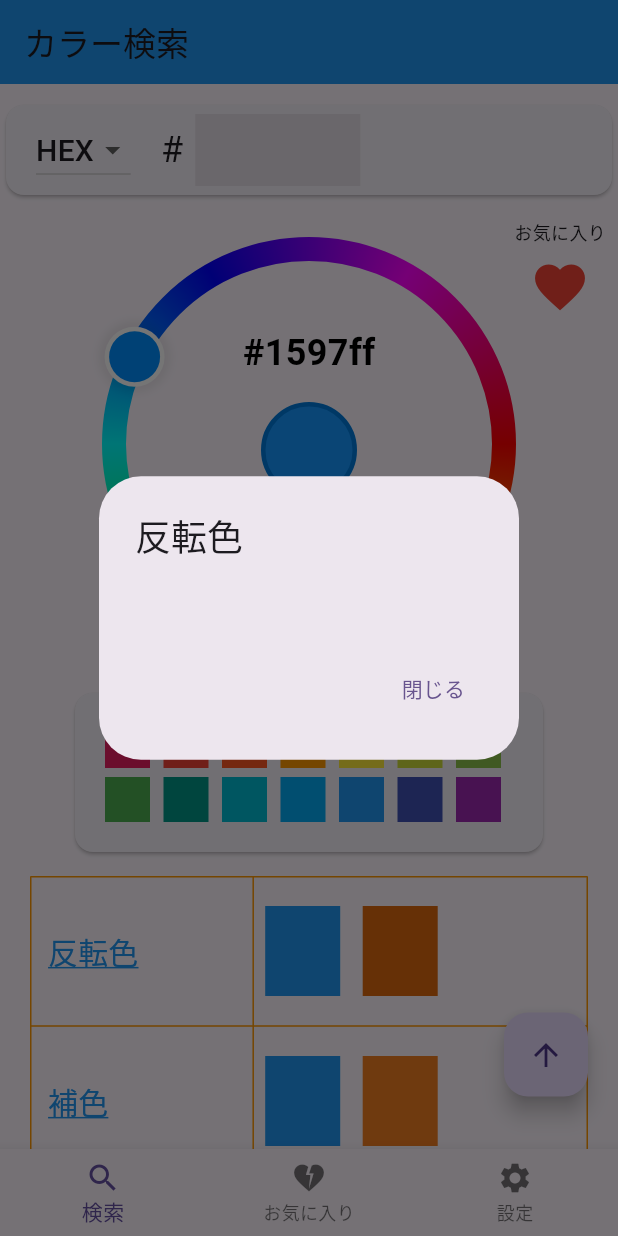
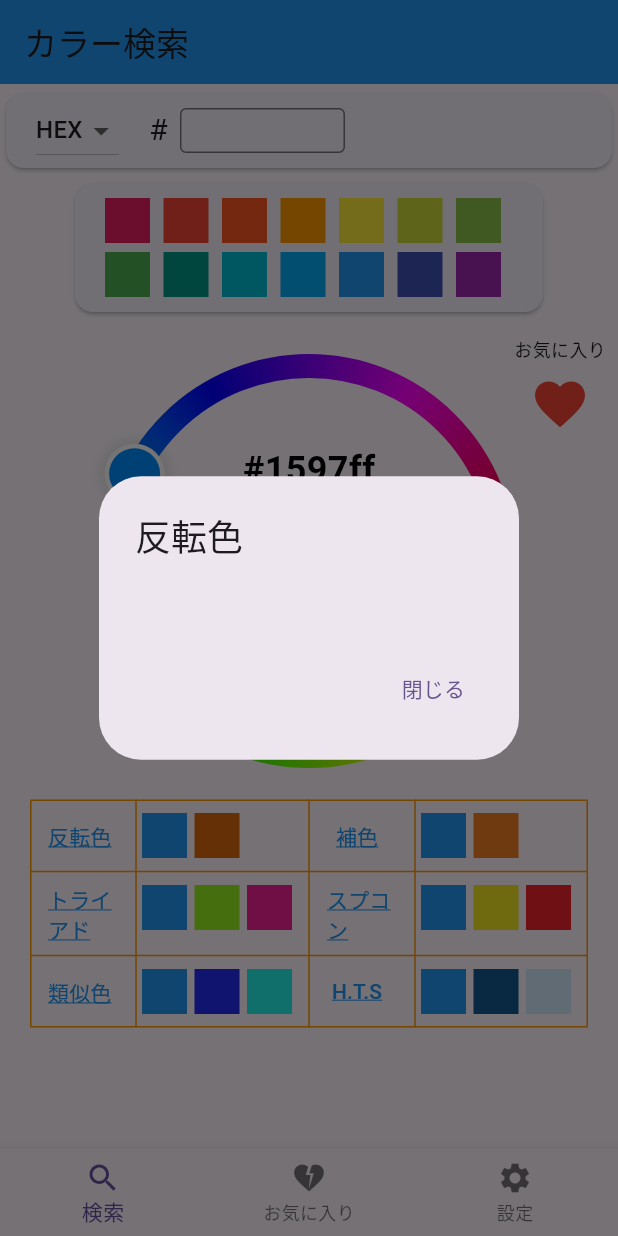
Before and after one commit to matsukawa06/color_code_gen, a Flutter app: the screen it shows after launch, after a tap on the "favorite outline" icon, after a tap on "反転色", on a phone screen of 412 x 824 dp. Run offline on Flutter 3.47's test engine with Material 3 defaults, Android fonts, the phone set to English and light mode, and no system bars; our stand-ins replace flutter_riverpod.

Commit message:
配色の表示変更

```diff
--- a/lib/common/common_const.dart
+++ b/lib/common/common_const.dart
@@ -4,7 +4,7 @@ enum ColorCodeType {
   ;
 }
 
-enum ColorSchemType {
+enum ColorSchemeType {
   hanten,
   hoshoku,
   triad,
@@ -12,3 +12,9 @@ enum ColorSchemType {
   ruiji,
   hueTint,
 }
+
+enum RGBType {
+  r,
+  g,
+  b,
+}
--- a/lib/presentation/ui/color_picker.dart
+++ b/lib/presentation/ui/color_picker.dart
@@ -17,6 +17,10 @@ class CircleColorPickerController extends ChangeNotifier {
   Color get color => _color;
   set color(Color color) {
     _color = color;
+    text_16.text = color.value.toRadixString(16).substring(2);
+    textR.text = color.red.toString();
+    textG.text = color.green.toString();
+    textB.text = color.blue.toString();
     notifyListeners();
   }
 
@@ -39,8 +43,20 @@ class CircleColorPickerController extends ChangeNotifier {
     notifyListeners();
   }
 
-  onChangedTextRGB(String text) {
+  onChangedTextRGB(String text, RGBType rgbType) {
+    if (text.isEmpty || textR.text.isEmpty || textG.text.isEmpty || textB.text.isEmpty) return;
     // カラー指定タイプがRGBの場合
+    switch (rgbType) {
+      case RGBType.r:
+        _color = Color.fromRGBO(int.parse(text), int.parse(textG.text), int.parse(textB.text), 1);
+      case RGBType.g:
+        _color = Color.fromRGBO(int.parse(textR.text), int.parse(text), int.parse(textB.text), 1);
+      case RGBType.b:
+        _color = Color.fromRGBO(int.parse(textR.text), int.parse(textG.text), int.parse(text), 1);
+      default:
+      // 処理なし
+    }
+    notifyListeners();
   }
 }
 
--- a/lib/presentation/ui/home_page/home_page.dart
+++ b/lib/presentation/ui/home_page/home_page.dart
@@ -38,9 +38,12 @@ class _HomePageState extends State<HomePage> {
               child: Column(
                 crossAxisAlignment: CrossAxisAlignment.center,
                 children: <Widget>[
-                  const SizedBox(height: 10),
+                  const SizedBox(height: 2),
                   // カラーコード指定
                   colorCode(),
+                  const SizedBox(height: 2),
+                  // 色直接指定
+                  colorDirect(),
                   const SizedBox(height: 12),
                   // 色円指定
                   Stack(
@@ -58,35 +61,32 @@ class _HomePageState extends State<HomePage> {
                       ),
                     ],
                   ),
-                  const SizedBox(height: 12),
-                  // 色直接指定
-                  colorDirect(),
-                  const SizedBox(height: 12),
+                  const SizedBox(height: 9),
                   // 配色表示
                   colorScheme(),
-                  const SizedBox(height: 100),
+                  const SizedBox(height: 5),
                 ],
               ),
             ),
-            // トップへ戻るボタン
-            Visibility(
-              visible: 0 == 0, //_scrollController.offset > 0.0,
-              child: Positioned(
-                bottom: 35,
-                right: 20,
-                child: FloatingActionButton(
-                  onPressed: () {
-                    // ボタンが押されたときにスクロール位置を一番上に戻す
-                    _scrollController.animateTo(
-                      0,
-                      duration: const Duration(milliseconds: 300),
-                      curve: Curves.easeInOut,
-                    );
-                  },
-                  child: const Icon(Icons.arrow_upward),
-                ),
-              ),
-            )
+            // // トップへ戻るボタン
+            // Visibility(
+            //   visible: 0 == 0, //_scrollController.offset > 0.0,
+            //   child: Positioned(
+            //     bottom: 35,
+            //     right: 20,
+            //     child: FloatingActionButton(
+            //       onPressed: () {
+            //         // ボタンが押されたときにスクロール位置を一番上に戻す
+            //         _scrollController.animateTo(
+            //           0,
+            //           duration: const Duration(milliseconds: 300),
+            //           curve: Curves.easeInOut,
+            //         );
+            //       },
+            //       child: const Icon(Icons.arrow_upward),
+            //     ),
+            //   ),
+            // )
           ],
         ),
         bottomNavigationBar: BottomNavigationBar(
@@ -160,7 +160,7 @@ class _HomePageState extends State<HomePage> {
         final colorCon = ref.watch(colorController);
         return Card(
           child: Padding(
-            padding: const EdgeInsets.only(top: 6, bottom: 6),
+            padding: const EdgeInsets.only(top: 1, bottom: 1),
             child: Row(
               crossAxisAlignment: CrossAxisAlignment.center,
               children: [
@@ -170,11 +170,11 @@ class _HomePageState extends State<HomePage> {
                   items: [
                     DropdownMenuItem(
                       value: ColorCodeType.hex.name,
-                      child: const Text('HEX', style: TextStyle(fontSize: 20)),
+                      child: const Text('HEX'),
                     ),
                     DropdownMenuItem(
                       value: ColorCodeType.rgb.name,
-                      child: const Text('RGB', style: TextStyle(fontSize: 20)),
+                      child: const Text('RGB'),
                     ),
                   ],
                   value: colorCon.colorCodeTypeSelected,
@@ -187,7 +187,7 @@ class _HomePageState extends State<HomePage> {
                   visible: colorCon.colorCodeTypeSelected == ColorCodeType.hex.name,
                   child: Row(
                     children: [
-                      const Text('#', style: TextStyle(fontSize: 24)),
+                      const Text('#', style: TextStyle(fontSize: 20)),
                       const SizedBox(width: 8),
                       textBox_16(),
                     ],
@@ -197,11 +197,11 @@ class _HomePageState extends State<HomePage> {
                   visible: colorCon.colorCodeTypeSelected == ColorCodeType.rgb.name,
                   child: Row(
                     children: [
-                      textBoxRgb(_controller.textR),
+                      textBoxRgb(_controller.textR, RGBType.r),
                       const SizedBox(width: 8),
-                      textBoxRgb(_controller.textG),
+                      textBoxRgb(_controller.textG, RGBType.g),
                       const SizedBox(width: 8),
-                      textBoxRgb(_controller.textB),
+                      textBoxRgb(_controller.textB, RGBType.b),
                     ],
                   ),
                 ),
@@ -214,9 +214,10 @@ class _HomePageState extends State<HomePage> {
   }
 
   // RGBのテキストボックス
-  SizedBox textBoxRgb(TextEditingController text) {
+  SizedBox textBoxRgb(TextEditingController text, RGBType rgbType) {
     return SizedBox(
       width: 70,
+      height: 30,
       child: TextFormField(
         controller: text,
         enableInteractiveSelection: true,
@@ -224,14 +225,17 @@ class _HomePageState extends State<HomePage> {
         obscureText: false,
         maxLength: 3,
         maxLines: 1,
-        style: const TextStyle(fontSize: 20),
         decoration: const InputDecoration(
-          border: InputBorder.none,
-          filled: true,
+          border: OutlineInputBorder(),
+          filled: false,
           counterText: '',
+          contentPadding: EdgeInsets.only(left: 12),
+        ),
+        style: const TextStyle(
+          fontSize: 14,
         ),
         onChanged: (e) {
-          _controller.onChangedTextRGB(e);
+          _controller.onChangedTextRGB(e, rgbType);
         },
       ),
     );
@@ -241,6 +245,7 @@ class _HomePageState extends State<HomePage> {
   SizedBox textBox_16() {
     return SizedBox(
       width: 110,
+      height: 30,
       child: TextFormField(
         controller: _controller.text_16,
         enableInteractiveSelection: true, // コピペ有効
@@ -248,12 +253,14 @@ class _HomePageState extends State<HomePage> {
         obscureText: false,
         maxLength: 6,
         maxLines: 1,
-        style: const TextStyle(fontSize: 20),
         decoration: const InputDecoration(
-          border: InputBorder.none, // 入力エリアの下線を非表示
-          // hintText: '000000',
-          filled: true, // 背景色を表示する
+          border: OutlineInputBorder(),
+          filled: false, // 背景色を表示しない
           counterText: '', // 右下のカウンターを非表示
+          contentPadding: EdgeInsets.only(left: 12),
+        ),
+        style: const TextStyle(
+          fontSize: 14,
         ),
         onChanged: (e) {
           _controller.onChangedText16(e);
@@ -270,7 +277,7 @@ class _HomePageState extends State<HomePage> {
       width: 320,
       child: Card(
         child: Padding(
-          padding: const EdgeInsets.all(20),
+          padding: const EdgeInsets.only(left: 20, right: 20, top: 10, bottom: 10),
           child: Wrap(
             spacing: 9,
             runSpacing: 6,
@@ -315,6 +322,100 @@ class _HomePageState extends State<HomePage> {
       child: Table(
         border: TableBorder.all(color: Colors.orange),
         columnWidths: const <int, TableColumnWidth>{
+          0: FlexColumnWidth(1.9), // 1列目の幅
+          1: FlexColumnWidth(3.1), // 2列目の幅
+          2: FlexColumnWidth(1.9), // 3列目の幅
+          3: FlexColumnWidth(3.1), // 4列目の幅
+        },
+        children: <TableRow>[
+          commonTableRow('反転色', ColorSchemeType.hanten, '補色', ColorSchemeType.hoshoku),
+          commonTableRow('トライアド', ColorSchemeType.triad, 'スプコン', ColorSchemeType.split),
+          commonTableRow('類似色', ColorSchemeType.ruiji, 'H.T.S', ColorSchemeType.hueTint),
+        ],
+      ),
+    );
+  }
+
+  // 配色Container同士のスペースサイズ
+  double schemContainerSpaceWidth = 5;
+
+  // 配色の行部分
+  TableRow commonTableRow(
+      String name1, ColorSchemeType type1, String name2, ColorSchemeType type2) {
+    return TableRow(
+      children: <Widget>[
+        // 配色のタイトル１
+        schemeTitle(type1, name1),
+        // 実際の配色を表示する部分
+        schemeColor(type1),
+        // 配色のタイトル2
+        schemeTitle(type2, name2),
+        // 実際の配色を表示する部分
+        schemeColor(type2),
+      ],
+    );
+  }
+
+  // 配色のタイトル部分
+  Align schemeTitle(ColorSchemeType type1, String name1) {
+    return Align(
+      alignment: Alignment.centerLeft,
+      child: TextButton(
+        onPressed: () {
+          // 配色のタイプの説明ダイアログを表示
+          colorSchemTypeExplanation(type1);
+        },
+        child: Text(
+          name1,
+          style: const TextStyle(
+            color: Colors.blue,
+            decoration: TextDecoration.underline,
+            decorationColor: Colors.blue,
+          ),
+        ),
+      ),
+    );
+  }
+
+  // 実際の配色を表示する部分
+  Widget schemeColor(ColorSchemeType type1) {
+    return SizedBox(
+      height: 48,
+      child: Align(
+        alignment: Alignment.centerLeft,
+        child: Padding(
+          padding: const EdgeInsets.only(left: 4.0),
+          child: Row(
+            children: [
+              // 選択中の色
+              colorSchemContainer(_controller.color),
+              SizedBox(width: schemContainerSpaceWidth),
+              // 選択中の色に対する配色
+              colorSchemRow(type1),
+            ],
+          ),
+        ),
+      ),
+    );
+  }
+
+  // 配色用の共通Container
+  Container colorSchemContainer(Color pColor) {
+    return Container(
+      width: 30,
+      height: 30,
+      decoration: BoxDecoration(color: pColor),
+    );
+  }
+
+/*
+  // 配色表示
+  Widget colorScheme() {
+    return Container(
+      margin: const EdgeInsets.only(left: 20, right: 20),
+      child: Table(
+        border: TableBorder.all(color: Colors.orange),
+        columnWidths: const <int, TableColumnWidth>{
           0: FlexColumnWidth(4), // 1列目の幅
           1: FlexColumnWidth(6), // 2列目の幅
         },
@@ -349,7 +450,7 @@ class _HomePageState extends State<HomePage> {
               child: Text(
                 name,
                 style: const TextStyle(
-                  fontSize: 20,
+                  // fontSize: 20,
                   color: Colors.blue,
                   decoration: TextDecoration.underline,
                   decorationColor: Colors.blue,
@@ -380,30 +481,30 @@ class _HomePageState extends State<HomePage> {
       ],
     );
   }
-
+*/
   // 配色のタイプの説明ダイアログを表示
-  Future<dynamic> colorSchemTypeExplanation(ColorSchemType type) {
+  Future<dynamic> colorSchemTypeExplanation(ColorSchemeType type) {
     String title = '';
     String content = '';
     switch (type) {
-      case ColorSchemType.hanten:
+      case ColorSchemeType.hanten:
         title = '反転色';
         break;
-      case ColorSchemType.hoshoku:
+      case ColorSchemeType.hoshoku:
         title = '補色';
         content = '''色相環で真向かいの位置にある色が補色です。メインカラーに対して、補色をアクセントとして使用すると人目を引く効果が期待できます。''';
         break;
-      case ColorSchemType.triad:
+      case ColorSchemeType.triad:
         title = 'トライアド';
         content = '''色相環で等しい距離にある３つの色の組み合わせです。バランスが良く、安定感があります。''';
         break;
-      case ColorSchemType.split:
+      case ColorSchemeType.split:
         title = 'スプリット・コンプリメンタリ';
         break;
-      case ColorSchemType.ruiji:
+      case ColorSchemeType.ruiji:
         title = '類似色';
         break;
-      case ColorSchemType.hueTint:
+      case ColorSchemeType.hueTint:
         title = 'ヒュー・チント・シェード';
         break;
       default:
@@ -430,6 +531,7 @@ class _HomePageState extends State<HomePage> {
     );
   }
 
+/*
   // 配色用の共通Container
   Container colorSchemContainer(Color pColor) {
     return Container(
@@ -438,14 +540,14 @@ class _HomePageState extends State<HomePage> {
       decoration: BoxDecoration(color: pColor),
     );
   }
-
+*/
   // 配色をRowで作成する
   // colorSchemTypeによって、返却するContainer数が異なる
-  Row colorSchemRow(ColorSchemType type) {
+  Row colorSchemRow(ColorSchemeType type) {
     // 選択中カラーのRGB配列作成
     List<int> aryRgb = [_controller.color.red, _controller.color.green, _controller.color.blue];
     switch (type) {
-      case ColorSchemType.hanten:
+      case ColorSchemeType.hanten:
         //==============================
         // 反転色
         //==============================
@@ -455,7 +557,7 @@ class _HomePageState extends State<HomePage> {
         return Row(
           children: [colorSchemContainer(col)],
         );
-      case ColorSchemType.hoshoku:
+      case ColorSchemeType.hoshoku:
         //==============================
         // 補色
         //==============================
@@ -465,7 +567,7 @@ class _HomePageState extends State<HomePage> {
         return Row(
           children: [colorSchemContainer(col)],
         );
-      case ColorSchemType.triad:
+      case ColorSchemeType.triad:
         //==============================
         // トライアド
         //==============================
@@ -479,7 +581,7 @@ class _HomePageState extends State<HomePage> {
             colorSchemContainer(triadicColor[1]),
           ],
         );
-      case ColorSchemType.split:
+      case ColorSchemeType.split:
         //==============================
         // スプリット・コンプリメンタリ
         //==============================
@@ -493,7 +595,7 @@ class _HomePageState extends State<HomePage> {
             colorSchemContainer(splitColor[1]),
           ],
         );
-      case ColorSchemType.ruiji:
+      case ColorSchemeType.ruiji:
         //==============================
         // 類似色
         //==============================
@@ -507,7 +609,7 @@ class _HomePageState extends State<HomePage> {
             colorSchemContainer(analogousColor[1]),
           ],
         );
-      case ColorSchemType.hueTint:
+      case ColorSchemeType.hueTint:
         //==============================
         // ヒュー・チント・シェード
         //==============================
@@ -594,8 +696,8 @@ class _HomePageState extends State<HomePage> {
     List<num> rgb2 = hsv2rgb(h1, hsv[1], hsv[2]);
 
     return [
-      Color.fromRGBO(rgb1[0] as int, rgb1[1] as int, rgb1[2] as int, 1),
-      Color.fromRGBO(rgb2[0] as int, rgb2[1] as int, rgb2[2] as int, 1),
+      Color.fromRGBO(rgb1[0].toInt(), rgb1[1].toInt(), rgb1[2].toInt(), 1),
+      Color.fromRGBO(rgb2[0].toInt(), rgb2[1].toInt(), rgb2[2].toInt(), 1),
     ];
   }
 
@@ -708,8 +810,8 @@ class _HomePageState extends State<HomePage> {
     List<num> rgb2 = hsv2rgb(h1, hsv[1], hsv[2]);
 
     return [
-      Color.fromRGBO(rgb1[0] as int, rgb1[1] as int, rgb1[2] as int, 1),
-      Color.fromRGBO(rgb2[0] as int, rgb2[1] as int, rgb2[2] as int, 1),
+      Color.fromRGBO(rgb1[0].toInt(), rgb1[1].toInt(), rgb1[2].toInt(), 1),
+      Color.fromRGBO(rgb2[0].toInt(), rgb2[1].toInt(), rgb2[2].toInt(), 1),
     ];
   }
 
```
